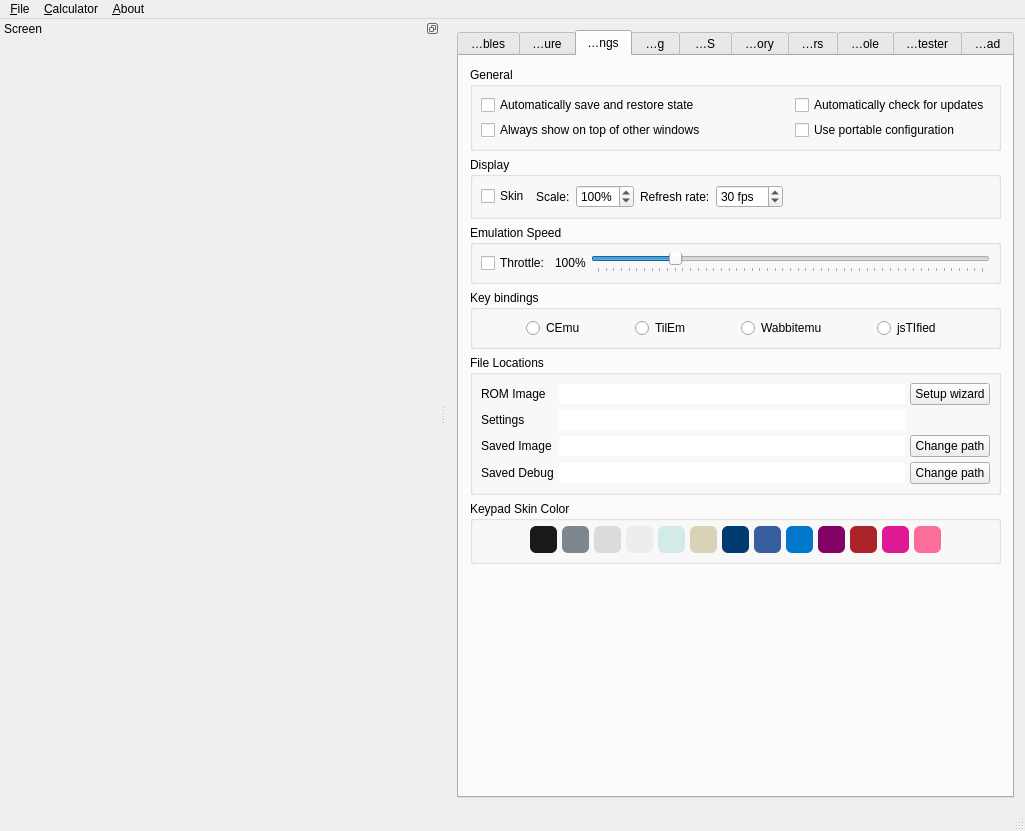
Old version of the form gui/qt/mainwindow.ui in the repository CE-Programming/CEmu.
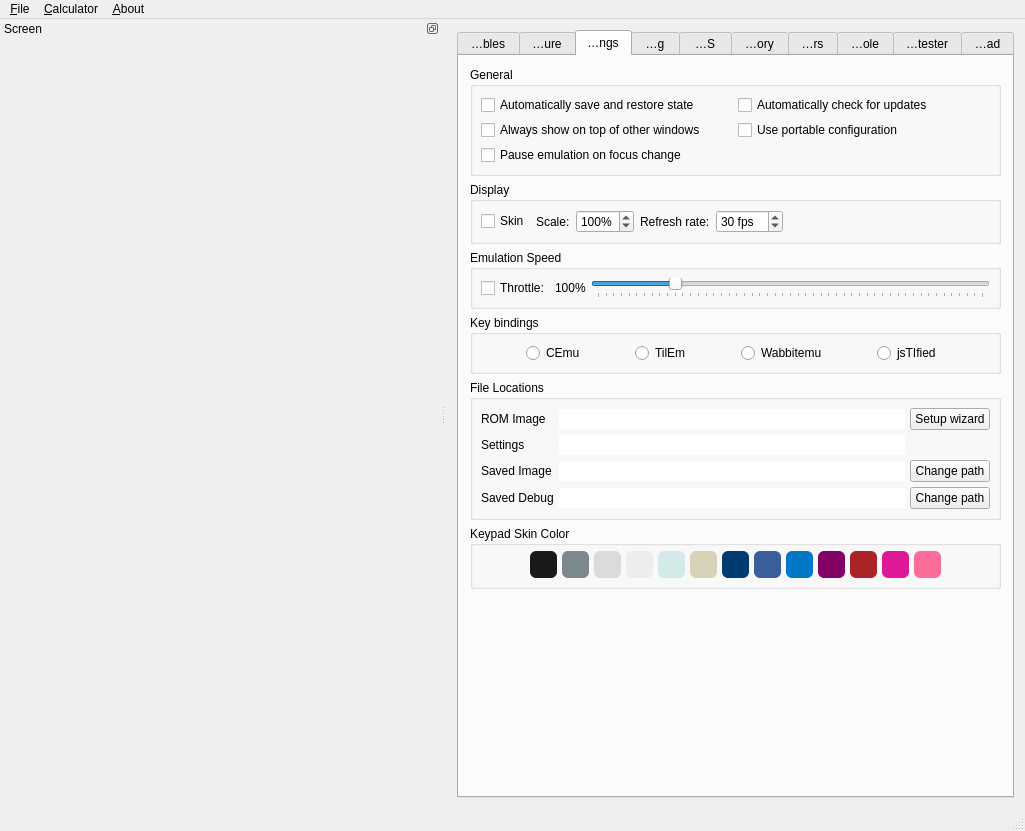
New version of the form. The open tabs and pages were chosen to show the change. Icons and pictures are not drawn. Custom widgets are drawn as their Qt base class.

Commit message: Add pause on focus change setting

What changed in the file:
```diff
--- a/gui/qt/mainwindow.ui
+++ b/gui/qt/mainwindow.ui
@@ -674,11 +674,6 @@
             </widget>
            </item>
            <item row="1" column="0">
-            <layout class="QHBoxLayout" name="horizontalLayout_12">
-             <property name="bottomMargin">
-              <number>0</number>
-             </property>
-             <item>
               <widget class="QCheckBox" name="checkAlwaysOnTop">
                <property name="focusPolicy">
                 <enum>Qt::NoFocus</enum>
@@ -688,23 +683,12 @@
                </property>
               </widget>
              </item>
-             <item>
-              <spacer name="horizontalSpacer_24">
-               <property name="orientation">
-                <enum>Qt::Horizontal</enum>
-               </property>
-               <property name="sizeType">
-                <enum>QSizePolicy::Expanding</enum>
-               </property>
-               <property name="sizeHint" stdset="0">
-                <size>
-                 <width>20</width>
-                 <height>10</height>
-                </size>
-               </property>
-              </spacer>
-             </item>
-            </layout>
+           <item row="2" column="0">
+            <widget class="QCheckBox" name="checkFocus">
+             <property name="text">
+              <string>Pause emulation on focus change</string>
+             </property>
+            </widget>
            </item>
            <item row="1" column="1">
             <widget class="QCheckBox" name="checkPortable">
```
Left out of the diff: 2 changed lines with no effect on the pictures. Lines whose indentation alone changed are shown as unchanged. The commit also changes 4 other files.
